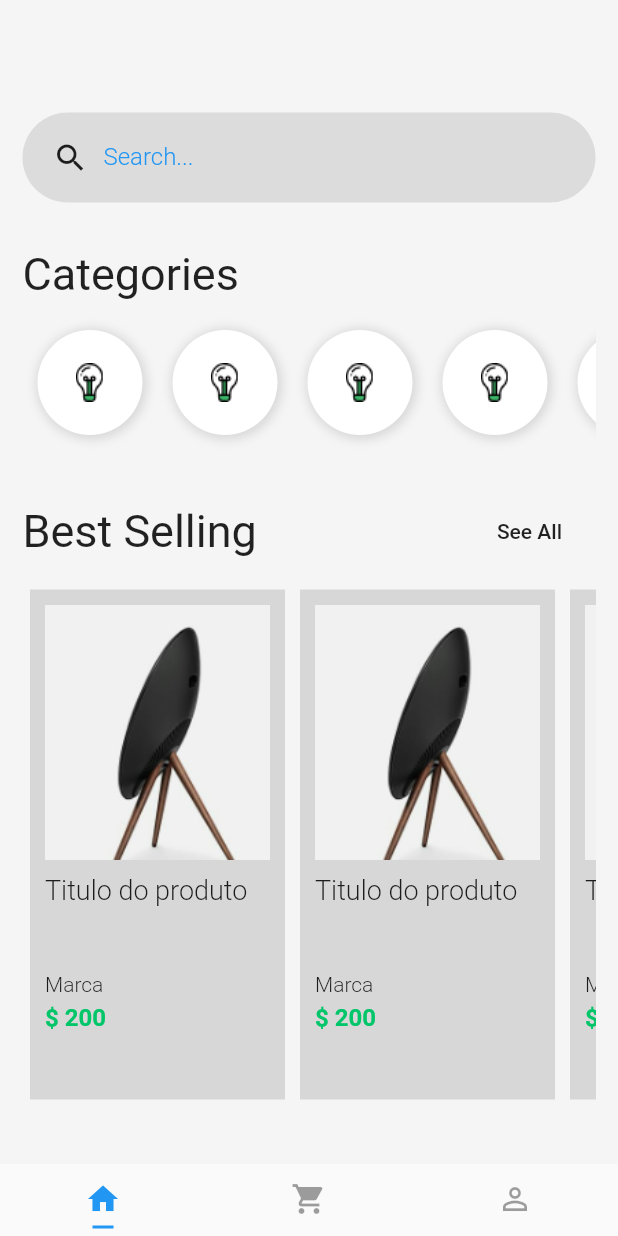
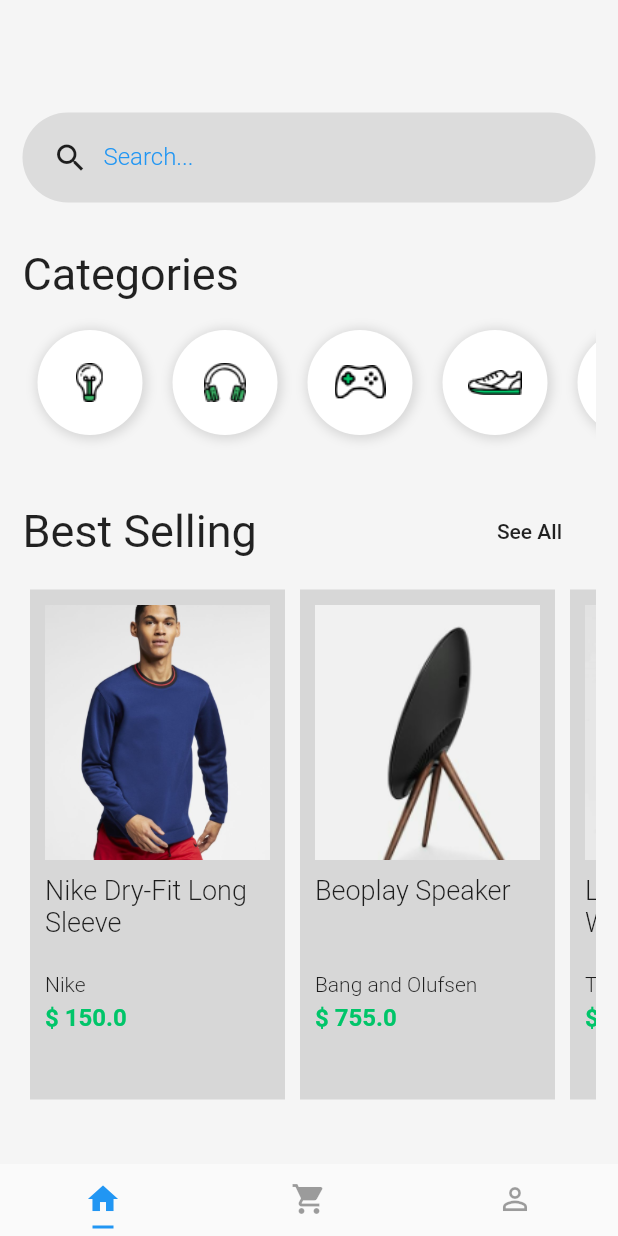
Before and after one commit to daygorgonha/e-commerce, a Flutter app: the screen it shows after launch, on a phone screen of 412 x 824 dp. Run offline on Flutter 3.47's test engine with Material 2 defaults, Android fonts, the phone set to English and light mode, and no system bars.

Commit message:
feat:  application organization by widget

```diff
--- a/lib/pages/home.page.dart
+++ b/lib/pages/home.page.dart
@@ -1,5 +1,7 @@
 import 'package:flutter/material.dart';
-import 'package:layouts_no_flutter/pages/product.page.dart';
+import 'package:layouts_no_flutter/pages/widgets/category/category-list.widget.dart';
+import 'package:layouts_no_flutter/pages/widgets/product/product-list.widget.dart';
+import 'package:layouts_no_flutter/pages/widgets/search-box.widget.dart';
 
 class HomePage extends StatelessWidget {
   @override
@@ -14,7 +16,7 @@ class HomePage extends StatelessWidget {
             SizedBox(
               height: 60,
             ),
-            search(),
+            SearchBox(),
             SizedBox(
               height: 30,
             ),
@@ -29,7 +31,7 @@ class HomePage extends StatelessWidget {
             ),
             Container(
               height: 90,
-              child: categoryList(),
+              child: CategoryList(),
             ),
             SizedBox(
               height: 30,
@@ -54,7 +56,7 @@ class HomePage extends StatelessWidget {
             ),
             Container(
               height: 350,
-              child: productList(context),
+              child: ProductList(scrollDirection: Axis.horizontal),
             ),
           ],
         ),
@@ -62,162 +64,3 @@ class HomePage extends StatelessWidget {
     );
   }
 }
-
-Widget search() {
-  return Container(
-    height: 60,
-    padding: EdgeInsets.only(
-      left: 20,
-    ),
-    decoration: BoxDecoration(
-      color: Colors.black.withOpacity(0.1),
-      borderRadius: BorderRadius.all(
-        Radius.circular(128),
-      ),
-    ),
-    child: Row(
-      children: <Widget>[
-        Icon(Icons.search),
-        Container(
-          width: 300,
-          padding: EdgeInsets.only(left: 10),
-          child: TextFormField(
-            keyboardType: TextInputType.text,
-            decoration: InputDecoration(
-              border: InputBorder.none,
-              labelText: "Search...",
-              labelStyle: TextStyle(
-                color: Colors.blue,
-                fontWeight: FontWeight.w300,
-                fontSize: 16,
-              ),
-            ),
-            style: TextStyle(
-              fontSize: 20,
-              color: Colors.blue,
-            ),
-          ),
-        ),
-      ],
-    ),
-  );
-}
-
-Widget categoryList() {
-  return Container(
-    child: ListView(
-      scrollDirection: Axis.horizontal,
-      children: <Widget>[
-        categoryItem(),
-        categoryItem(),
-        categoryItem(),
-        categoryItem(),
-        categoryItem(),
-        categoryItem(),
-        categoryItem(),
-        categoryItem(),
-      ],
-    ),
-  );
-}
-
-Widget categoryItem() {
-  return Container(
-      width: 70,
-      height: 70,
-      margin: EdgeInsets.all(10),
-      padding: EdgeInsets.all(10),
-      decoration: BoxDecoration(
-        color: Colors.white,
-        boxShadow: [
-          new BoxShadow(
-            color: Colors.black12,
-            offset: new Offset(1, 1),
-            blurRadius: 5,
-            spreadRadius: 2,
-          ),
-        ],
-        borderRadius: BorderRadius.all(
-          Radius.circular(64),
-        ),
-      ),
-      child: Image.asset("assets/Icon_Devices.png"));
-}
-
-Widget productList(BuildContext context) {
-  return Container(
-    child: ListView(
-      scrollDirection: Axis.horizontal,
-      children: <Widget>[
-        productItem(context),
-        productItem(context),
-        productItem(context),
-        productItem(context),
-      ],
-    ),
-  );
-}
-
-Widget productItem(BuildContext context) {
-  return Container(
-    padding: EdgeInsets.all(10),
-    margin: EdgeInsets.all(5),
-    width: 170,
-    color: Colors.black12,
-    child: Column(
-      crossAxisAlignment: CrossAxisAlignment.start,
-      children: <Widget>[
-        GestureDetector(
-          onTap: () {
-            Navigator.push(
-              context,
-              MaterialPageRoute(
-                builder: (context) => ProductPage(),
-              ),
-            );
-          },
-          child: Image.asset(
-            "assets/product-1.png",
-            width: 170,
-            height: 170,
-            fit: BoxFit.cover,
-          ),
-        ),
-        SizedBox(
-          height: 10,
-        ),
-        Container(
-          height: 60,
-          child: Text(
-            "Titulo do produto",
-            style: TextStyle(
-              fontSize: 18,
-              fontWeight: FontWeight.w300,
-            ),
-          ),
-        ),
-        SizedBox(
-          height: 5,
-        ),
-        Text(
-          "Marca",
-          style: TextStyle(
-            fontSize: 14,
-            fontWeight: FontWeight.w300,
-          ),
-        ),
-        SizedBox(
-          height: 5,
-        ),
-        Text(
-          "\$ 200",
-          style: TextStyle(
-            fontSize: 16,
-            fontWeight: FontWeight.bold,
-            color: Color(0xFF00C569),
-          ),
-        ),
-      ],
-    ),
-  );
-}
--- a/lib/pages/product.page.dart
+++ b/lib/pages/product.page.dart
@@ -1,6 +1,18 @@
 import 'package:flutter/material.dart';
 
 class ProductPage extends StatelessWidget {
+  final String image;
+  final String title;
+  final String description;
+  final double price;
+
+  ProductPage({
+    required this.image,
+    required this.title,
+    required this.description,
+    required this.price,
+  });
+
   @override
   Widget build(BuildContext context) {
     return Scaffold(
@@ -16,7 +28,7 @@ class ProductPage extends StatelessWidget {
               flexibleSpace: FlexibleSpaceBar(
                 centerTitle: true,
                 background: Image.asset(
-                  "assets/product-10.png",
+                  image,
                   width: double.infinity,
                   fit: BoxFit.fitWidth,
                 ),
@@ -33,7 +45,7 @@ class ProductPage extends StatelessWidget {
                 right: 10,
               ),
               child: Text(
-                "Dry Fit Long Sleeve",
+                title,
                 style: TextStyle(
                   fontSize: 26,
                   fontWeight: FontWeight.bold,
@@ -42,7 +54,7 @@ class ProductPage extends StatelessWidget {
             ),
             Padding(
               padding: EdgeInsets.all(10),
-              child: Text("by Nike"),
+              child: Text(description),
             ),
             Padding(
               padding: EdgeInsets.all(10),
--- /dev/null
+++ b/lib/pages/widgets/category/category-item.widget.dart
@@ -0,0 +1,31 @@
+import 'package:flutter/material.dart';
+
+class CategoryItem extends StatelessWidget {
+  final image;
+
+  CategoryItem({this.image});
+
+  @override
+  Widget build(BuildContext context) {
+    return Container(
+        width: 70,
+        height: 70,
+        margin: EdgeInsets.all(10),
+        padding: EdgeInsets.all(10),
+        decoration: BoxDecoration(
+          color: Colors.white,
+          boxShadow: [
+            new BoxShadow(
+              color: Colors.black12,
+              offset: new Offset(1, 1),
+              blurRadius: 5,
+              spreadRadius: 2,
+            ),
+          ],
+          borderRadius: BorderRadius.all(
+            Radius.circular(64),
+          ),
+        ),
+        child: Image.asset(image));
+  }
+}
--- /dev/null
+++ b/lib/pages/widgets/category/category-list.widget.dart
@@ -0,0 +1,20 @@
+import 'package:flutter/material.dart';
+import 'package:layouts_no_flutter/pages/widgets/category/category-item.widget.dart';
+
+class CategoryList extends StatelessWidget {
+  @override
+  Widget build(BuildContext context) {
+    return Container(
+      child: ListView(
+        scrollDirection: Axis.horizontal,
+        children: <Widget>[
+          CategoryItem(image: "assets/Icon_Devices.png"),
+          CategoryItem(image: "assets/Icon_Gadgets.png"),
+          CategoryItem(image: "assets/Icon_Gaming.png"),
+          CategoryItem(image: "assets/Icon_Mens_Shoe.png"),
+          CategoryItem(image: "assets/Icon_Womens_Shoe.png"),
+        ],
+      ),
+    );
+  }
+}
--- /dev/null
+++ b/lib/pages/widgets/product/product-card.widget.dart
@@ -0,0 +1,86 @@
+import 'package:flutter/material.dart';
+import 'package:layouts_no_flutter/pages/product.page.dart';
+
+class ProductCard extends StatelessWidget {
+  final String image;
+  final String title;
+  final String description;
+  final double price;
+
+  ProductCard({
+    required this.image,
+    required this.title,
+    required this.description,
+    required this.price,
+  });
+
+  @override
+  Widget build(BuildContext context) {
+    return Container(
+      padding: EdgeInsets.all(10),
+      margin: EdgeInsets.all(5),
+      width: 170,
+      color: Colors.black12,
+      child: Column(
+        crossAxisAlignment: CrossAxisAlignment.start,
+        children: <Widget>[
+          GestureDetector(
+            onTap: () {
+              Navigator.push(
+                context,
+                MaterialPageRoute(
+                  builder: (context) => ProductPage(
+                    title: title,
+                    description: description,
+                    image: image,
+                    price: price,
+                  ),
+                ),
+              );
+            },
+            child: Image.asset(
+              image,
+              width: 170,
+              height: 170,
+              fit: BoxFit.cover,
+            ),
+          ),
+          SizedBox(
+            height: 10,
+          ),
+          Container(
+            height: 60,
+            child: Text(
+              title,
+              style: TextStyle(
+                fontSize: 18,
+                fontWeight: FontWeight.w300,
+              ),
+            ),
+          ),
+          SizedBox(
+            height: 5,
+          ),
+          Text(
+            description,
+            style: TextStyle(
+              fontSize: 14,
+              fontWeight: FontWeight.w300,
+            ),
+          ),
+          SizedBox(
+            height: 5,
+          ),
+          Text(
+            "\$ $price",
+            style: TextStyle(
+              fontSize: 16,
+              fontWeight: FontWeight.bold,
+              color: Color(0xFF00C569),
+            ),
+          ),
+        ],
+      ),
+    );
+  }
+}
--- /dev/null
+++ b/lib/pages/widgets/product/product-list.widget.dart
@@ -0,0 +1,49 @@
+import 'package:flutter/material.dart';
+import 'package:layouts_no_flutter/pages/widgets/product/product-card.widget.dart';
+
+class ProductList extends StatelessWidget {
+  final Axis scrollDirection;
+
+  ProductList({required this.scrollDirection});
+
+  @override
+  Widget build(BuildContext context) {
+    return Container(
+      child: ListView(
+        scrollDirection: scrollDirection,
+        children: <Widget>[
+          ProductCard(
+            title: "Nike Dry-Fit Long Sleeve",
+            description: "Nike",
+            image: "assets/product-10.png",
+            price: 150,
+          ),
+          ProductCard(
+            title: "Beoplay Speaker",
+            description: "Bang and Olufsen",
+            image: "assets/product-1.png",
+            price: 755,
+          ),
+          ProductCard(
+            title: "Leather Wristwatch",
+            description: "Tag Heuer",
+            image: "assets/product-2.png",
+            price: 150,
+          ),
+          ProductCard(
+            title: "Smart Bluetooth Speaker",
+            description: "Google Inc.",
+            image: "assets/product-3.png",
+            price: 900,
+          ),
+          ProductCard(
+            title: "Smart Luggage",
+            description: "Smart Inc.",
+            image: "assets/product-4.png",
+            price: 1000,
+          ),
+        ],
+      ),
+    );
+  }
+}
--- /dev/null
+++ b/lib/pages/widgets/search-box.widget.dart
@@ -0,0 +1,44 @@
+import 'package:flutter/material.dart';
+
+class SearchBox extends StatelessWidget {
+  @override
+  Widget build(BuildContext context) {
+    return Container(
+      height: 60,
+      padding: EdgeInsets.only(
+        left: 20,
+      ),
+      decoration: BoxDecoration(
+        color: Colors.black.withOpacity(0.1),
+        borderRadius: BorderRadius.all(
+          Radius.circular(128),
+        ),
+      ),
+      child: Row(
+        children: <Widget>[
+          Icon(Icons.search),
+          Container(
+            width: 300,
+            padding: EdgeInsets.only(left: 10),
+            child: TextFormField(
+              keyboardType: TextInputType.text,
+              decoration: InputDecoration(
+                border: InputBorder.none,
+                labelText: "Search...",
+                labelStyle: TextStyle(
+                  color: Colors.blue,
+                  fontWeight: FontWeight.w300,
+                  fontSize: 16,
+                ),
+              ),
+              style: TextStyle(
+                fontSize: 20,
+                color: Colors.blue,
+              ),
+            ),
+          ),
+        ],
+      ),
+    );
+  }
+}
```
